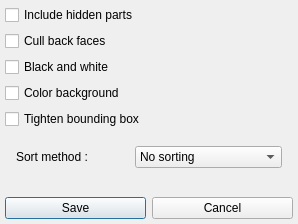
Above: QGLViewer/VRenderInterface.Qt4.ui from GillesDebunne/libQGLViewer before the change. Below: the same form after it.
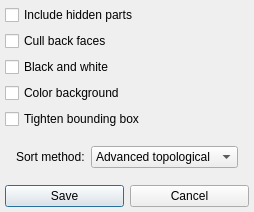
That is the form after the change.

Diff of the .ui file:
```diff
--- a/QGLViewer/VRenderInterface.Qt4.ui
+++ b/QGLViewer/VRenderInterface.Qt4.ui
@@ -8,8 +8,8 @@
    <rect>
     <x>0</x>
     <y>0</y>
-    <width>298</width>
-    <height>224</height>
+    <width>230</width>
+    <height>211</height>
    </rect>
   </property>
   <property name="windowTitle" >
@@ -86,7 +86,7 @@
         <string>Polygon depth sorting method</string>
        </property>
        <property name="text" >
-        <string>Sort method :</string>
+        <string>Sort method:</string>
        </property>
       </widget>
      </item>
@@ -96,7 +96,7 @@
         <string>Polygon depth sorting method</string>
        </property>
        <property name="currentIndex" >
-        <number>0</number>
+        <number>3</number>
        </property>
        <item>
         <property name="text" >
```
Left out of the diff: 52 changed lines with no effect on the pictures.
